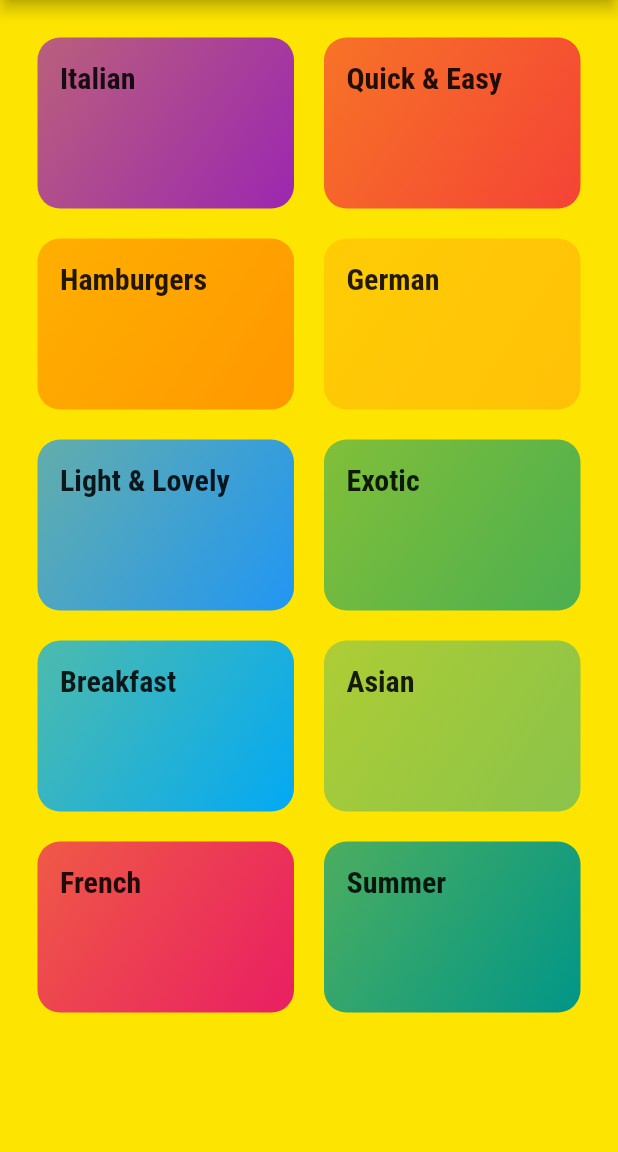
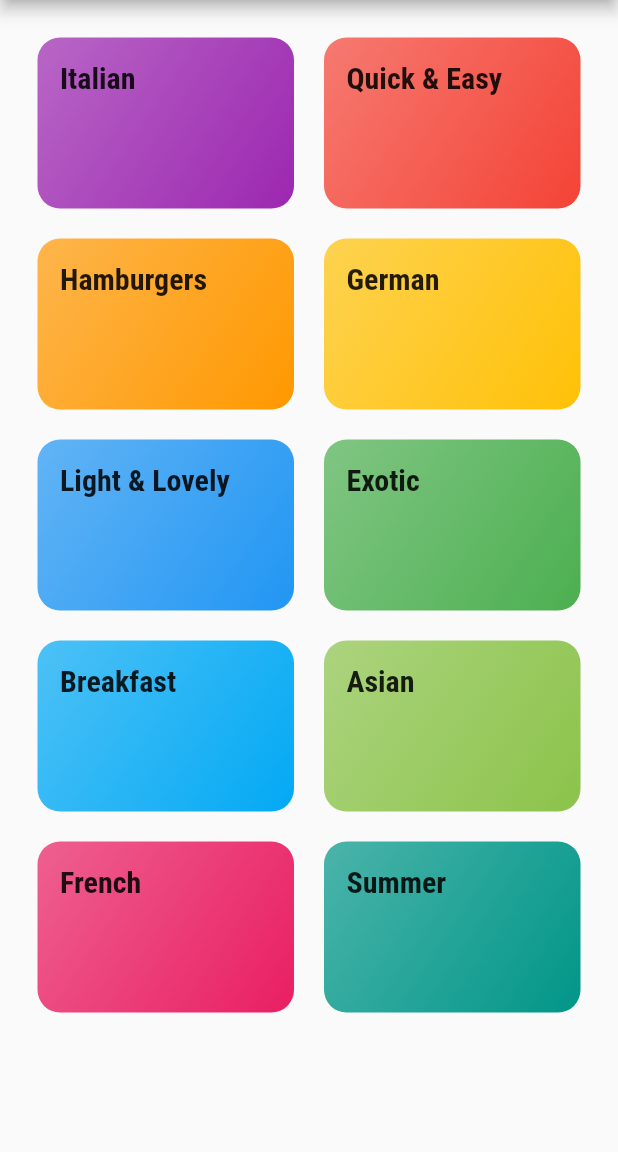
Before and after one commit to amitmahajan09/meals_app, a Flutter app: the screen it shows after launch, on a phone screen of 412 x 824 dp, the part 84-1236 px from its top. Run offline on Flutter 3.47's test engine with Material 2 defaults, Android fonts, the phone set to English and light mode, and no system bars.

Commit message:
Navigation-to-a-new-page completed

```diff
--- a/lib/main.dart
+++ b/lib/main.dart
@@ -13,7 +13,7 @@ class MyApp extends StatelessWidget {
       theme: ThemeData(
         primarySwatch: Colors.pink,
         accentColor: Colors.amber,
-        canvasColor: Color.fromARGB(255, 254, 229, 1),
+        //canvasColor: Color.fromARGB(255, 254, 229, 1),
         fontFamily: 'Raleway',
         textTheme: ThemeData.light().textTheme.copyWith(
             body1: TextStyle(
--- a/lib/models/category_item.dart
+++ b/lib/models/category_item.dart
@@ -1,14 +1,24 @@
 import 'package:flutter/material.dart';
+import 'package:meals_app/models/category_meals_screen.dart';
 
 class CategoryItem extends StatelessWidget {
   final String title;
   final Color color;
 
   CategoryItem(this.title, this.color);
+  void selectCategory(BuildContext ctx) {
+    Navigator.of(ctx).push(MaterialPageRoute(builder: (_) {
+      return CategoryMealsScreen();
+    }));
+  }
 
   @override
   Widget build(BuildContext context) {
-    return Container(
+    return InkWell(
+      onTap: () => selectCategory(context),
+      splashColor: Theme.of(context).primaryColor,
+      borderRadius: BorderRadius.circular(15),
+      child: Container(
         padding: const EdgeInsets.all(15),
         child: Text(
           title,
@@ -25,6 +35,7 @@ class CategoryItem extends StatelessWidget {
           ),
           borderRadius: BorderRadius.circular(15),
         ),
+      ),
     );
   }
 }
```
Also changed, not shown: lib/models/category_meals_screen.dart (added, +19 -0 lines). Lines whose indentation alone changed are shown as unchanged.
